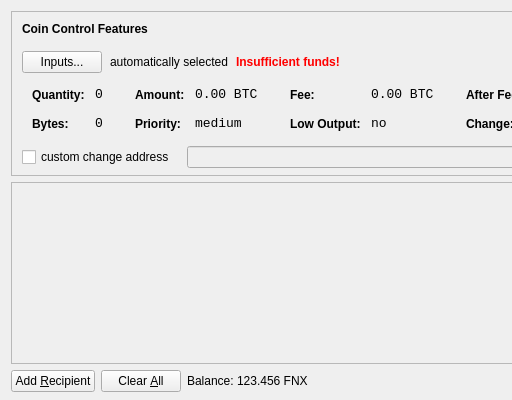
Qt form src/qt/forms/sendcoinsdialog.ui (Overx/fenixcoin) before a commit; both pictures show x 0 to 512 and y 0 to 400 of the 850 by 400 pixel window.
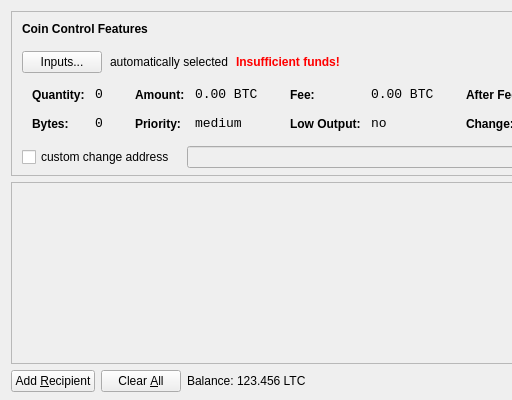
The same form after that commit. Icons and pictures are not drawn.

Diff of the .ui file:
```diff
--- a/src/qt/forms/sendcoinsdialog.ui
+++ b/src/qt/forms/sendcoinsdialog.ui
@@ -720,7 +720,7 @@
           <cursorShape>IBeamCursor</cursorShape>
          </property>
          <property name="text">
-          <string>123.456 FNX</string>
+          <string>123.456 LTC</string>
          </property>
          <property name="textInteractionFlags">
           <set>Qt::LinksAccessibleByMouse|Qt::TextSelectableByKeyboard|Qt::TextSelectableByMouse</set>
```
